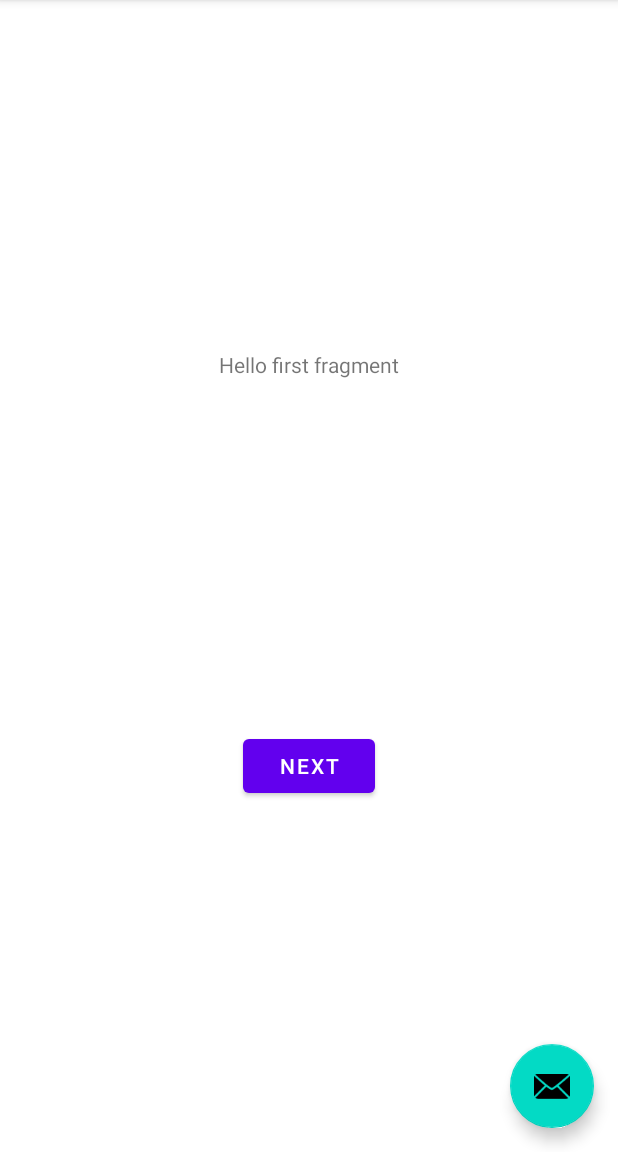
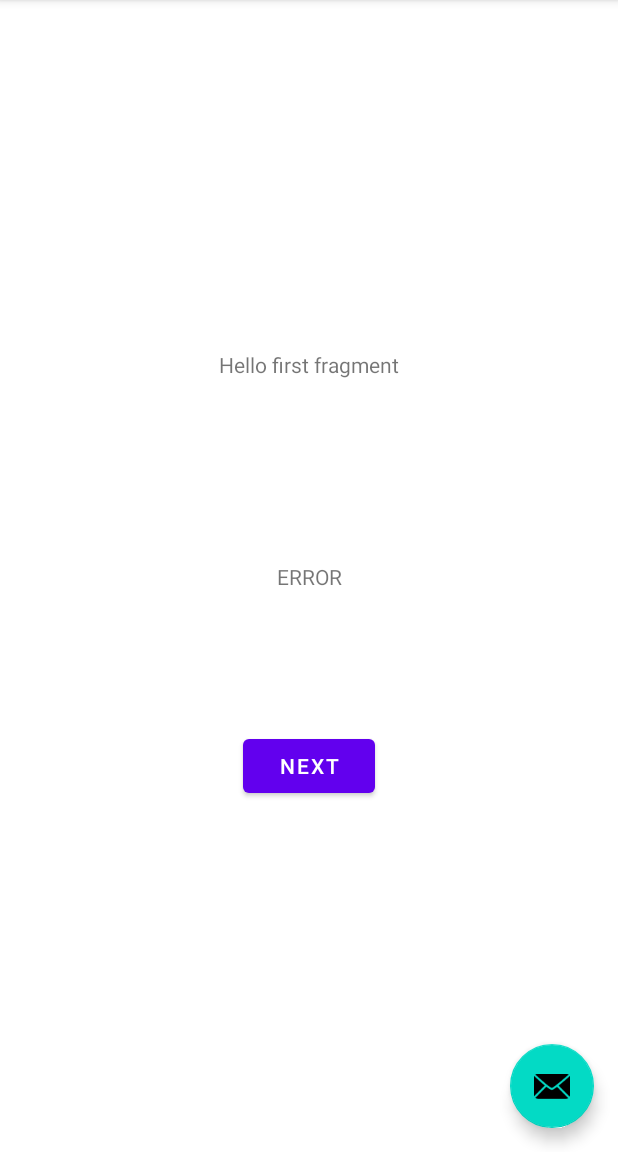
Before and after one commit to Kokobe/ProducTreevity, an Android app: the screen it shows after launch (MainActivity), on a phone screen of 412 x 824 dp, the part 84-1236 px from its top. Run offline under Robolectric (Android 15) with nearby library versions, the phone set to English and light mode, and no system bars; 1 statement that could not run was skipped.

Commit message:
Created countdown (timer) object, working on adding to main

```diff
--- a/app/src/main/java/com/example/productreevity/MainActivity.java
+++ b/app/src/main/java/com/example/productreevity/MainActivity.java
@@ -12,8 +12,15 @@ import android.view.View;
 
 import android.view.Menu;
 import android.view.MenuItem;
+import android.widget.TextView;
 
 public class MainActivity extends AppCompatActivity {
+
+    public void rumTimer() {
+        Countdown timer = new Countdown(1, 0, 0);
+        final TextView mainTimer = (TextView) findViewById(R.id.main_timer);
+        mainTimer.setText();
+    }
 
     @Override
     protected void onCreate(Bundle savedInstanceState) {
@@ -31,7 +38,9 @@ public class MainActivity extends AppCompatActivity {
                         .setAction("Action", null).show();
             }
         });
+        rumTimer();
     }
+
 
     @Override
     public boolean onCreateOptionsMenu(Menu menu) {
--- a/app/src/main/res/layout/activity_main.xml
+++ b/app/src/main/res/layout/activity_main.xml
@@ -20,7 +20,9 @@
 
     </com.google.android.material.appbar.AppBarLayout>
 
-    <include layout="@layout/content_main" />
+    <include
+        android:id="@+id/include"
+        layout="@layout/content_main" />
 
     <com.google.android.material.floatingactionbutton.FloatingActionButton
         android:id="@+id/fab"
@@ -30,4 +32,12 @@
         android:layout_margin="@dimen/fab_margin"
         app:srcCompat="@android:drawable/ic_dialog_email" />
 
+    <TextView
+        android:id="@+id/main_timer"
+        android:layout_width="wrap_content"
+        android:layout_height="wrap_content"
+        android:text="ERROR"
+        app:layout_anchor="@+id/include"
+        app:layout_anchorGravity="center" />
+
 </androidx.coordinatorlayout.widget.CoordinatorLayout>
--- a/build.gradle
+++ b/build.gradle
@@ -5,7 +5,7 @@ buildscript {
         jcenter()
     }
     dependencies {
-        classpath 'com.android.tools.build:gradle:4.0.0'
+        classpath 'com.android.tools.build:gradle:4.0.1'
 
         // NOTE: Do not place your application dependencies here; they belong
         // in the individual module build.gradle files
```
Also changed, not shown: app/src/main/java/com/example/productreevity/Countdown.java (added, +52 -0 lines).
